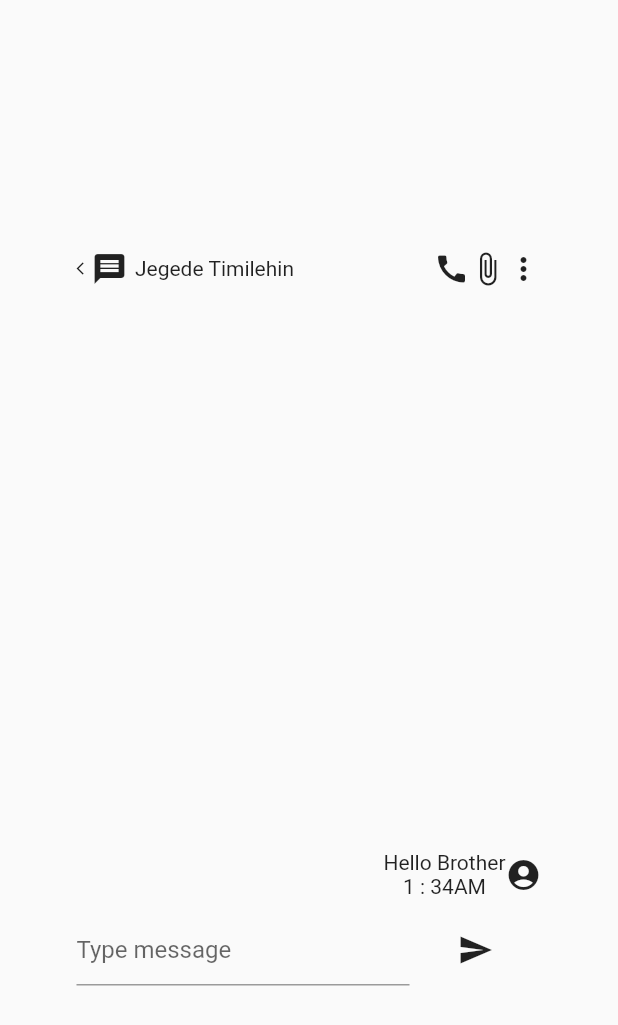
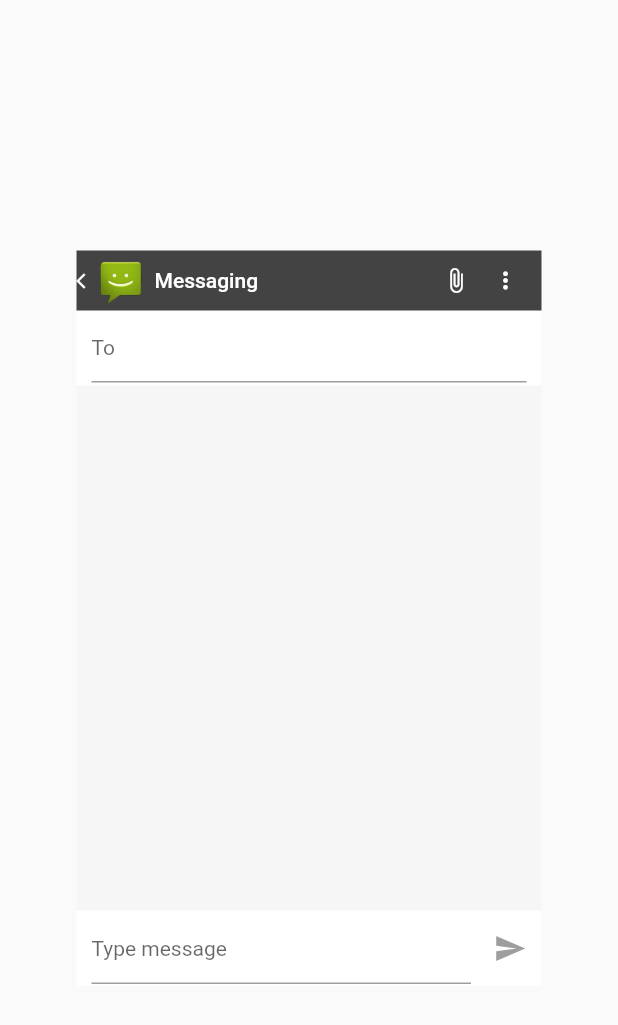
Before and after one commit to TechArmy-jett/jelly_bean, a Flutter app: the AddMessageScreen screen opened directly, on a phone screen of 412 x 824 dp. Shown: the top 1025 px of the screen. Run offline on Flutter 3.47's test engine with Material 2 defaults, Android fonts, the phone set to English and light mode, and no system bars.

Commit message:
Add message screen review

```diff
--- a/lib/main.dart
+++ b/lib/main.dart
@@ -2,6 +2,7 @@ import 'dart:math';
 
 import 'package:flutter/material.dart';
 import 'package:jellybean/nav.dart';
+import 'package:jellybean/ui/views/home/message_app/add_message_screen.dart';
 import 'package:jellybean/ui/views/home/message_app/message_screen.dart';
 
 void main() {
@@ -18,7 +19,7 @@ class MyApp extends StatelessWidget {
         visualDensity: VisualDensity.adaptivePlatformDensity,
       ),
       debugShowCheckedModeBanner: false,
-      home: MessageScreen(),
+      home: AddMessageScreen(),
     );
   }
 }
--- a/lib/ui/views/home/message_app/add_message_screen.dart
+++ b/lib/ui/views/home/message_app/add_message_screen.dart
@@ -8,51 +8,90 @@ class AddMessageScreen extends StatelessWidget {
     return Scaffold(
       body: Center(
         child: Container(
+          color: Colors.white,
           height: kScreenHeight,
           width: kScreenWidth,
           child: Column(
             children: <Widget>[
-              Row(
+              Container(
+                height: 40,
+                color: Color.fromRGBO(67, 67, 67, 1),
+                padding: EdgeInsets.only(right: 15),
+                child: Row(
                   children: <Widget>[
-                  Icon(
+                    InkWell(
+                      onTap: () {},
+                      child: Icon(
                         Icons.arrow_back_ios,
-                    size: 10,
+                        size: 12,
+                        color: Colors.white,
                       ),
-                  Icon(Icons.message),
+                    ),
+                    Image(
+                      image: AssetImage(AppImages.message),
+                      height: iconSize - 15,
+                      width: iconSize - 15,
+                    ),
                     XBox(5),
-                  Text('Jegede Timilehin'),
-                  Expanded(child: Text('')),
-                  Icon(Icons.call),
-                  Icon(Icons.attach_file),
-                  Icon(Icons.more_vert)
+                    Text(
+                      'Messaging',
+                      style: TextStyle(
+                          fontSize: 14,
+                          color: Colors.white,
+                          fontFamily: AppStrings.robotoMedium),
+                    ),
+
+                    Spacer(),
+
+                    Icon(Icons.attach_file, color: Colors.white,size: 18,),
+                    XBox(15),
+                    Icon(Icons.more_vert, color: Colors.white,size: 18,),
                   ],
                 ),
+              ),
+
+              Container(
+                height: 50,
+                padding: EdgeInsets.symmetric(horizontal: 10),
+                child: TextField(
+                  decoration: InputDecoration(
+                      hintText: 'To',
+                      hintStyle: TextStyle(
+                        fontSize: 14,
+                      ),
+                      border: UnderlineInputBorder()
+                  ),
+                ),
+              ),
+
               Expanded(
-                child: Text(''),
+                child: Container(
+                  color: Color.fromRGBO(236, 236, 236, 0.5),
                 ),
-              Row(
-                mainAxisAlignment: MainAxisAlignment.end,
+              ),
+              Container(
+                height: 50,
+                padding: EdgeInsets.symmetric(horizontal: 10),
+                child: Row(
+                  mainAxisAlignment: MainAxisAlignment.spaceBetween,
+                  crossAxisAlignment: CrossAxisAlignment.center,
                   children: <Widget>[
-                  Column(
-                    children: <Widget>[Text('Hello Brother'), Text('1 : 34AM')],
+                    Expanded(child: TextField(
+                      decoration: InputDecoration(
+                        hintText: 'Type message',
+                        hintStyle: TextStyle(
+                          fontSize: 14,
                         ),
-                  Icon(Icons.account_circle)
+                        border: UnderlineInputBorder()
+                      ),
+                    ),),
+
+                    XBox(15),
+
+                    Icon(Icons.send, size: 22, color: Colors.grey,),
                   ],
                 ),
-              YBox(10),
-              Row(
-                children: <Widget>[
-                  Expanded(
-                    child: TextField(
-                      decoration: InputDecoration(hintText: 'Type message'),
               ),
-                  ),
-                  FlatButton(
-                    onPressed: () {},
-                    child: Icon(Icons.send),
-                  )
-                ],
-              )
             ],
           ),
         ),
--- a/lib/ui/views/home/message_app/message_screen.dart
+++ b/lib/ui/views/home/message_app/message_screen.dart
@@ -25,13 +25,11 @@ class MessageScreen extends StatelessWidget {
                       width: iconSize - 15,
                     ),
                     XBox(5),
-                    Text(
-                      'Messaging',
-                      style: TextStyle(
-                          fontSize: 14,
-                          color: Colors.white,
-                          fontFamily: AppStrings.robotoMedium),
-                    )
+                    Text('Messaging', style: TextStyle(
+                      fontSize: 14,
+                      color: Colors.white,
+                      fontFamily: AppStrings.robotoMedium
+                    ),)
                   ],
                 ),
               ),
@@ -40,8 +38,8 @@ class MessageScreen extends StatelessWidget {
                   padding: EdgeInsets.zero,
                   itemBuilder: (_, index) {
                     return _buildMessageTile(
-                        index % 2 == 0
-                            ? Message.messageList[index].recipientName
+                        index % 4 == 0
+                            ? Message.messageList[index].recipientNumber
                             : Message.messageList[index].recipientName,
                         Message.messageList[index].messageBody,
                         Message.messageList[index].messageTime);
```
Lines whose indentation alone changed are shown as unchanged.
